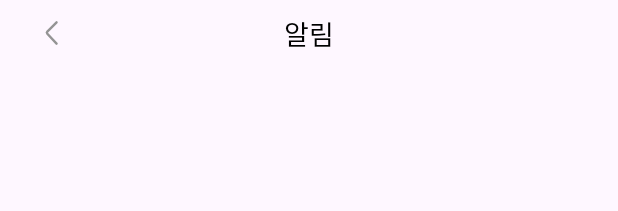
After one commit to umc-hackathon-team-r/BondingWizards_AOS, an Android app: the layout item_toolbar.xml on its own in the app's theme, with its tools: preview values and no code run, on a phone screen of 412 x 824 dp. The commit adds this screen. Shown: the top 211 px of the screen. Run offline under Robolectric (Android 15) with nearby library versions, the phone set to English and light mode, and no system bars.

Commit message:
[add] 알림페이지 구성

```diff
--- /dev/null
+++ b/app/src/main/res/drawable/ic_left_arrow.xml
@@ -0,0 +1,13 @@
+<vector xmlns:android="http://schemas.android.com/apk/res/android"
+    android:width="24dp"
+    android:height="24dp"
+    android:viewportWidth="24"
+    android:viewportHeight="24">
+  <path
+      android:pathData="M13.71,19.071L7.537,12.472C7.169,12.078 7.179,11.463 7.56,11.082L13.71,4.929"
+      android:strokeLineJoin="round"
+      android:strokeWidth="1.6"
+      android:fillColor="#00000000"
+      android:strokeColor="#949494"
+      android:strokeLineCap="round"/>
+</vector>
--- /dev/null
+++ b/app/src/main/res/layout/item_toolbar.xml
@@ -0,0 +1,41 @@
+<?xml version="1.0" encoding="utf-8"?>
+<layout xmlns:android="http://schemas.android.com/apk/res/android"
+    xmlns:app="http://schemas.android.com/apk/res-auto"
+    xmlns:tools="http://schemas.android.com/tools">
+
+    <data>
+
+    </data>
+
+    <androidx.constraintlayout.widget.ConstraintLayout
+        android:layout_width="match_parent"
+        android:layout_height="@dimen/toolbar_height"
+        android:paddingHorizontal="24dp">
+
+        <androidx.constraintlayout.utils.widget.ImageFilterView
+            android:id="@+id/btn_toolbar_back"
+            android:layout_width="@dimen/icon_size"
+            android:layout_height="@dimen/icon_size"
+            android:src="@drawable/ic_left_arrow"
+            app:layout_constraintStart_toStartOf="parent"
+            app:layout_constraintTop_toTopOf="parent"
+            app:layout_constraintBottom_toBottomOf="parent" />
+
+        <TextView
+            android:id="@+id/tv_total"
+            android:layout_width="wrap_content"
+            android:layout_height="wrap_content"
+            android:fontFamily="@font/pretendard_bold"
+            android:textSize="@dimen/text_2xl"
+            android:textColor="@color/black"
+            android:text="@string/notification"
+            tools:text="알림"
+            app:layout_constraintEnd_toEndOf="parent"
+            app:layout_constraintTop_toTopOf="parent"
+            app:layout_constraintStart_toStartOf="parent"
+            app:layout_constraintBottom_toBottomOf="parent" />
+
+    </androidx.constraintlayout.widget.ConstraintLayout>
+
+
+</layout>
--- a/app/src/main/res/values/strings.xml
+++ b/app/src/main/res/values/strings.xml
@@ -1,3 +1,4 @@
 <resources>
     <string name="app_name">BondingWizards</string>
+    <string name="notification">알림</string>
 </resources>
```
Also changed, not shown: app/src/main/java/com/umc/bondingwizards/presentation/activity/NotificationFragment.kt (added, +10 -0 lines), app/src/main/res/layout/fragment_notification.xml (added, +14 -0 lines), app/src/main/res/values/colors.xml (+21 -0 lines), app/src/main/res/values/dimens.xml (added, +16 -0 lines), 3 other files.
